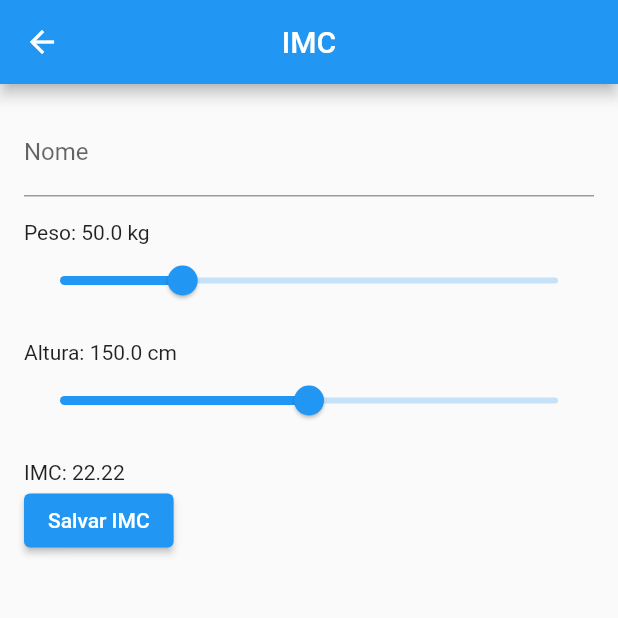
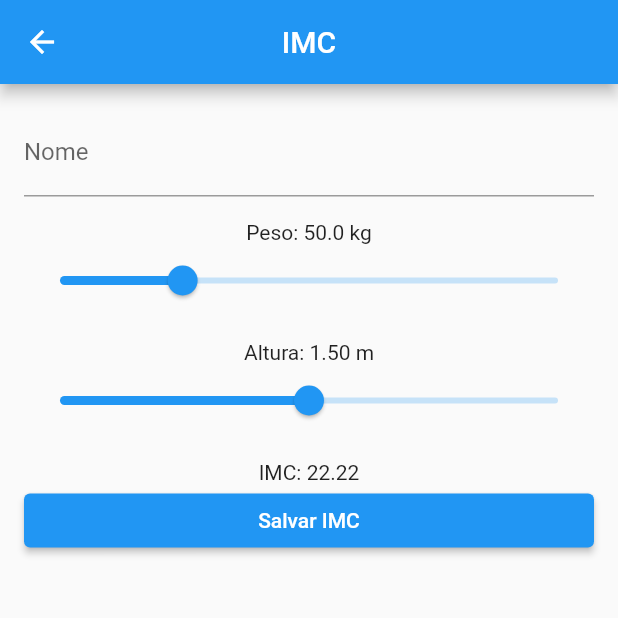
Before and after one commit to EdersonPinheiro/calculadora_imc_aprimorada_dio, a Flutter app: the screen it shows after launch, after a tap on the "add" icon, on a phone screen of 412 x 824 dp, the top half of it. Run offline on Flutter 3.47's test engine with Material 2 defaults, Android fonts, the phone set to English and light mode, and no system bars; our stand-ins replace get, sqflite; accounts and stored records are empty.

Commit message:
Feito o tratamento de casas decimais na altura

```diff
--- a/lib/view/create_imc_page.dart
+++ b/lib/view/create_imc_page.dart
@@ -42,10 +42,9 @@ class _CreateImcPageState extends State<CreateImcPage> {
       ),
       body: Padding(
         padding: const EdgeInsets.all(16.0),
-        child: SingleChildScrollView(
         child: Center(
           child: Column(
-              crossAxisAlignment: CrossAxisAlignment.start,
+            crossAxisAlignment: CrossAxisAlignment.center,
             children: [
               TextFormField(
                 onChanged: (value) {
@@ -68,17 +67,16 @@ class _CreateImcPageState extends State<CreateImcPage> {
                 onChanged: (newValue) {
                   setState(() {
                     peso = newValue;
-                      imcController.pesoController.text =
-                          peso.toStringAsFixed(2);
+                    imcController.pesoController.text = peso.toStringAsFixed(2);
                   });
                 },
                 min: 1.0,
                 max: 200.0,
               ),
               SizedBox(height: 16.0),
-                Text('Altura: ${altura.toStringAsFixed(1)} cm'),
+              Text('Altura: ${(altura / 100).toStringAsFixed(2)} m'),
               Slider(
-                  value: altura,
+                value: double.parse(altura.toStringAsFixed(2)),
                 onChanged: (newValue) {
                   setState(() {
                     altura = newValue;
@@ -91,7 +89,10 @@ class _CreateImcPageState extends State<CreateImcPage> {
               ),
               SizedBox(height: 16.0),
               Text('IMC: ${calculateIMC().toStringAsFixed(2)}'),
-                ElevatedButton(
+              Center(
+                child: SizedBox(
+                  width: double.infinity,
+                  child: ElevatedButton(
                       onPressed: () {
                         final imc = IMC(
                             localId: Uuid().v4(),
@@ -106,9 +107,10 @@ class _CreateImcPageState extends State<CreateImcPage> {
                         widget.reload();
                         Get.back();
                       },
-                    child: Text("Salvar IMC"))
+                      child: Text("Salvar IMC")),
+                ),
+              )
             ],
-            ),
           ),
         ),
       ),
```
Also changed, not shown: lib/view/home_page.dart (+12 -4 lines). Lines whose indentation alone changed are shown as unchanged.
